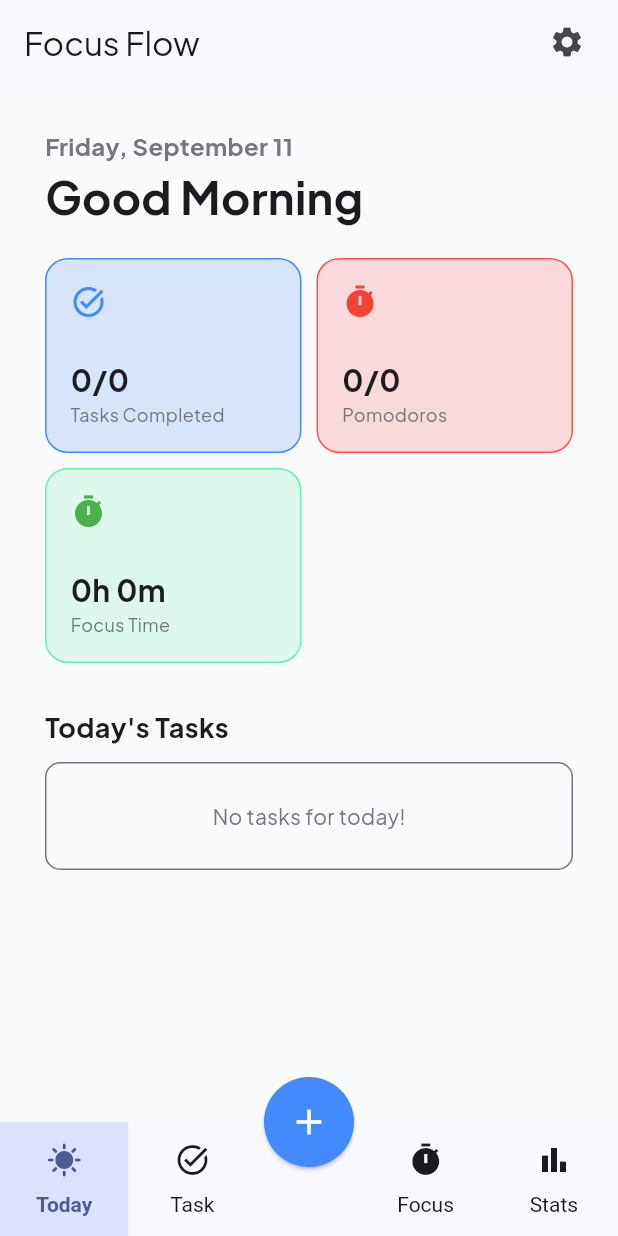
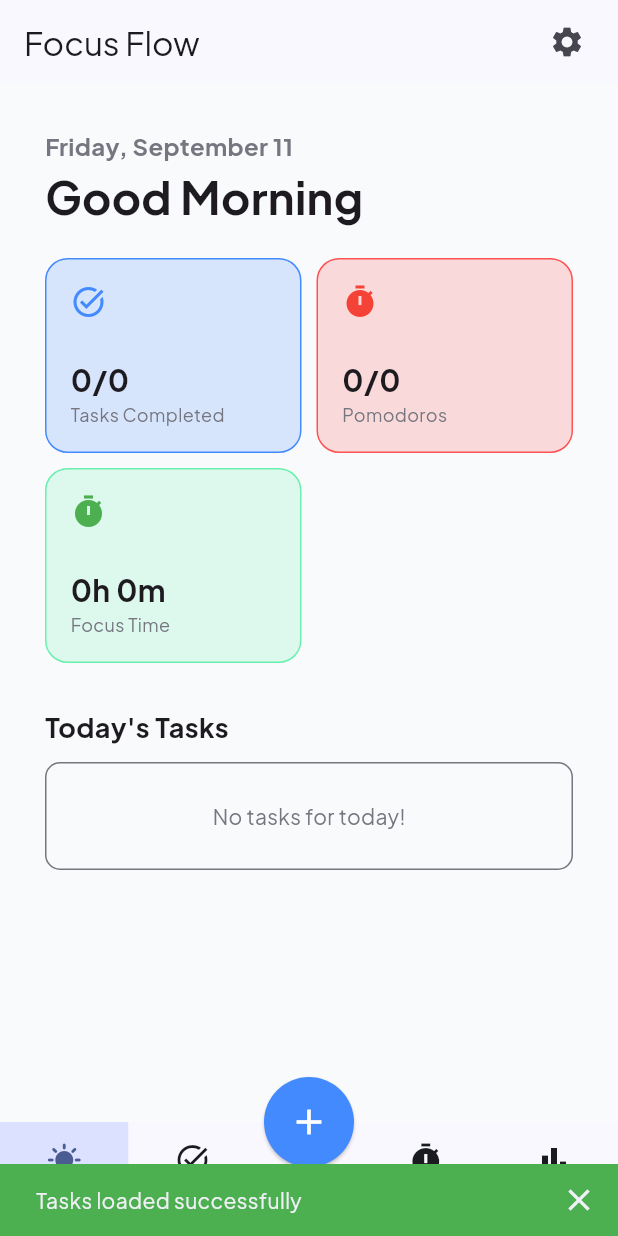
Before and after one commit to ahbandegan/focus_flow, a Flutter app: the first screen one second after launch, on a phone screen of 412 x 824 dp. Run offline on Flutter 3.47's test engine with Material 3 defaults, Android fonts, the phone set to English and light mode, and no system bars; our stand-ins replace audioplayers, drift, drift_flutter, equatable, flutter_bloc, flutter_local_notifications and 4 more; accounts and stored records are empty; generated files the repository leaves out were written again.

Commit message:
complete tasks screen

```diff
--- a/lib/features/home/presentation/page/home_page.dart
+++ b/lib/features/home/presentation/page/home_page.dart
@@ -2,7 +2,7 @@ import 'package:audioplayers/audioplayers.dart';
 import 'package:flutter/material.dart';
 import 'package:flutter_bloc/flutter_bloc.dart';
 import 'package:focus_flow/core/utils/format_minutes.dart';
-import 'package:focus_flow/features/home/presentation/bloc/home_bloc.dart';
+import 'package:focus_flow/core/utils/show_snackbar.dart';
 import 'package:focus_flow/features/home/presentation/widget/task_card.dart';
 import 'package:focus_flow/features/settings/domin/repositories/settings_repository.dart';
 import 'package:focus_flow/features/tasks/presentation/bloc/tasks_bloc.dart';
@@ -29,7 +29,8 @@ class HomePage extends StatelessWidget {
 
   @override
   Widget build(BuildContext context) {
-    return BlocBuilder<TasksBloc, TasksState>(
+    return BlocConsumer<TasksBloc, TasksState>(
+      buildWhen: (previous, current) => current is! TasksSuccessMessageState,
       builder: (context, state) {
         if (state is TasksSuccessState) {
           final now = DateTime.now();
@@ -162,7 +163,9 @@ class HomePage extends StatelessWidget {
                           ),
                         );
                       },
-                      onStart: (id) {},
+                      onStart: (id) {
+                        // todo start task
+                      },
                       onDelete: (id) {
                         context.read<TasksBloc>().add(
                           OnDeleteTaskEvent(id: id),
@@ -175,16 +178,27 @@ class HomePage extends StatelessWidget {
             ],
           );
         }
+
+        return Center(child: CircularProgressIndicator());
+      },
+      listener: (BuildContext context, TasksState state) {
+        if (state is TasksSuccessMessageState) {
+          if (_settingsRepository.soundEnabled) {
+            player.play(AssetSource('audio/success.mp3'));
+          }
+          showSnackbar(context: context, msg: state.data, isError: false);
+        }
+
         if (state is TasksErrorState) {
-          return Center(
-            child: Text(
-              state.error.toString(),
-              style: TextStyle(color: Theme.of(context).colorScheme.error),
-            ),
+          if (_settingsRepository.soundEnabled) {
+            player.play(AssetSource('audio/error.mp3'));
+          }
+          showSnackbar(
+            context: context,
+            msg: "err: ${state.error}",
+            isError: true,
           );
         }
-
-        return Center(child: CircularProgressIndicator());
       },
     );
   }
--- a/lib/features/settings/presentation/cubit/settings_state.dart
+++ b/lib/features/settings/presentation/cubit/settings_state.dart
@@ -56,3 +56,23 @@ class SettingsState extends Equatable {
         userEmail,
       ];
 }
+
+final class SettingsSuccessMessageState extends SettingsState {
+  final String message;
+  String get data => message;
+
+  const SettingsSuccessMessageState({
+    required this.message,
+    required super.focusDuration,
+    required super.restDuration,
+    required super.shortBreak,
+    required super.longBreak,
+    required super.soundEnabled,
+    required super.themeMode,
+    super.isLoggedIn,
+    super.userEmail,
+  });
+
+  @override
+  List<Object?> get props => [...super.props, message];
+}
--- a/lib/features/statistics/presentation/bloc/statistics_bloc.dart
+++ b/lib/features/statistics/presentation/bloc/statistics_bloc.dart
@@ -24,6 +24,15 @@ class StatisticsBloc extends Bloc<StatisticsEvent, StatisticsState> {
   ) async {
     emit(StatisticsLoadingState());
     try {
+      if (event is RefreshStatisticsEvent) {
+        emit(const StatisticsSuccessMessageState(
+          message: "Statistics refreshed successfully",
+        ));
+      } else {
+        emit(const StatisticsSuccessMessageState(
+          message: "Statistics loaded successfully",
+        ));
+      }
       final now = DateTime.now();
       final startOfToday = DateTime(now.year, now.month, now.day);
       final endOfToday = DateTime(now.year, now.month, now.day, 23, 59, 59);
--- a/lib/features/tasks/presentation/bloc/tasks_bloc.dart
+++ b/lib/features/tasks/presentation/bloc/tasks_bloc.dart
@@ -12,9 +12,7 @@ part 'tasks_state.dart';
 class TasksBloc extends Bloc<TasksEvent, TasksState> {
   final TaskRepository taskRepository;
 
-  TasksBloc({
-    required this.taskRepository,
-  }) : super(TasksInitialState()) {
+  TasksBloc({required this.taskRepository}) : super(TasksInitialState()) {
     on<OnLoadTasksEvent>(_onLoadTasks);
     on<OnAddTaskEvent>(_onAddTask);
     on<OnUpdateTaskEvent>(_onUpdateTask);
@@ -34,6 +32,7 @@ class TasksBloc extends Bloc<TasksEvent, TasksState> {
     Emitter<TasksState> emit,
   ) async {
     try {
+      emit(const TasksSuccessMessageState(data: "Tasks loaded successfully"));
       await _loadAndEmitTasks(emit);
     } catch (e) {
       emit(TasksErrorState(error: Exception(e.toString())));
@@ -69,6 +68,7 @@ class TasksBloc extends Bloc<TasksEvent, TasksState> {
         return;
       }
 
+      emit(const TasksSuccessMessageState(data: "Task added successfully"));
       await _loadAndEmitTasks(emit);
     } catch (e) {
       emit(TasksErrorState(error: Exception(e.toString())));
@@ -93,6 +93,7 @@ class TasksBloc extends Bloc<TasksEvent, TasksState> {
         return;
       }
 
+      emit(const TasksSuccessMessageState(data: "Task updated successfully"));
       await _loadAndEmitTasks(emit);
     } catch (e) {
       emit(TasksErrorState(error: Exception(e.toString())));
@@ -128,6 +129,7 @@ class TasksBloc extends Bloc<TasksEvent, TasksState> {
         return;
       }
 
+      emit(const TasksSuccessMessageState(data: "Task deleted successfully"));
       await _loadAndEmitTasks(emit);
     } catch (e) {
       emit(TasksErrorState(error: Exception(e.toString())));
@@ -152,6 +154,7 @@ class TasksBloc extends Bloc<TasksEvent, TasksState> {
         return;
       }
 
+      emit(const TasksSuccessMessageState(data: "Task completed successfully"));
       await _loadAndEmitTasks(emit);
     } catch (e) {
       emit(TasksErrorState(error: Exception(e.toString())));
@@ -176,6 +179,7 @@ class TasksBloc extends Bloc<TasksEvent, TasksState> {
         return;
       }
 
+      emit(const TasksSuccessMessageState(data: "Task restored successfully"));
       await _loadAndEmitTasks(emit);
     } catch (e) {
       emit(TasksErrorState(error: Exception(e.toString())));
@@ -190,8 +194,7 @@ class TasksBloc extends Bloc<TasksEvent, TasksState> {
     Emitter<TasksState> emit,
   ) async {
     try {
-      final result =
-          await taskRepository.incrementCompletedPomodoros(event.id);
+      final result = await taskRepository.incrementCompletedPomodoros(event.id);
       if (result < 0) {
         emit(
           TasksErrorState(
@@ -201,6 +204,7 @@ class TasksBloc extends Bloc<TasksEvent, TasksState> {
         return;
       }
 
+      emit(const TasksSuccessMessageState(data: "Pomodoro session recorded successfully"));
       await _loadAndEmitTasks(emit);
     } catch (e) {
       emit(TasksErrorState(error: Exception(e.toString())));
@@ -230,11 +234,12 @@ class TasksBloc extends Bloc<TasksEvent, TasksState> {
   // HELPER METHODS
   // ===========================================================================
   Future<void> _loadAndEmitTasks(Emitter<TasksState> emit) async {
-    final tasks = await taskRepository.featchAll();
-    emit(
-      TasksSuccessState(
-        data: List<Task>.unmodifiable(tasks),
-      ),
-    );
+    final tasks = List<Task>.from(await taskRepository.featchAll());
+    tasks
+      ..sort((a, b) => b.priority.compareTo(a.priority))
+      ..sort(
+        (a, b) => (a.isCompleted ? 1 : 0).compareTo(b.isCompleted ? 1 : 0),
+      );
+    emit(TasksSuccessState(data: List<Task>.unmodifiable(tasks)));
   }
 }
--- a/lib/features/tasks/presentation/bloc/tasks_event.dart
+++ b/lib/features/tasks/presentation/bloc/tasks_event.dart
@@ -105,16 +105,12 @@ final class OnIincrementCompletedPomodorosEvent extends TasksEvent {
 }
 
 final class OnFilterTasksEvent extends TasksEvent {
-  final bool isCompleted;
-  final int priority;
-  final String searchQuery;
+  final bool? isCompleted;
+  final int? priority;
+  final String? searchQuery;
 
-  const OnFilterTasksEvent({
-    required this.isCompleted,
-    required this.priority,
-    required this.searchQuery,
-  });
+  const OnFilterTasksEvent({this.isCompleted, this.priority, this.searchQuery});
 
   @override
-  List<Object> get props => [isCompleted, priority, searchQuery];
+  List<Object?> get props => [isCompleted, priority, searchQuery];
 }
--- a/lib/features/tasks/presentation/bloc/tasks_state.dart
+++ b/lib/features/tasks/presentation/bloc/tasks_state.dart
@@ -48,6 +48,8 @@ final class TasksStreamSuccessState extends TasksState {
 
 final class TasksSuccessMessageState extends TasksState {
   final String data;
+  String get message => data;
+
   const TasksSuccessMessageState({required this.data});
 
   @override
```
Also changed, not shown: lib/core/utils/show_snackbar.dart (added, +19 -0 lines), lib/features/home/presentation/bloc/home_bloc.dart (deleted, +0 -76 lines), lib/features/home/presentation/bloc/home_event.dart (deleted, +0 -12 lines), lib/features/home/presentation/bloc/home_state.dart (deleted, +0 -52 lines), lib/features/pomodoro/presentation/bloc/pomodoro_bloc.dart (+72 -8 lines), lib/features/pomodoro/presentation/bloc/pomodoro_state.dart (+18 -0 lines), lib/features/settings/presentation/cubit/settings_cubit.dart (+42 -6 lines), lib/features/statistics/presentation/bloc/statistics_state.dart (+10 -0 lines), lib/features/tasks/presentation/pages/tasks_page.dart (added, +149 -0 lines), lib/main.dart (+8 -16 lines), 1 other file.
